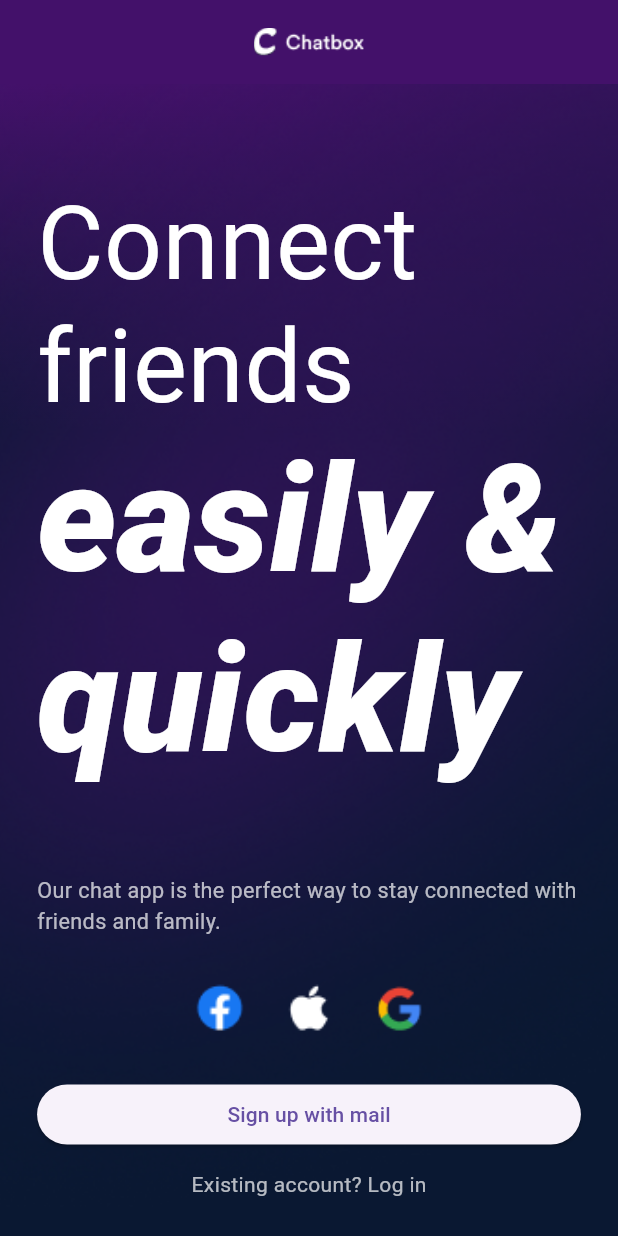
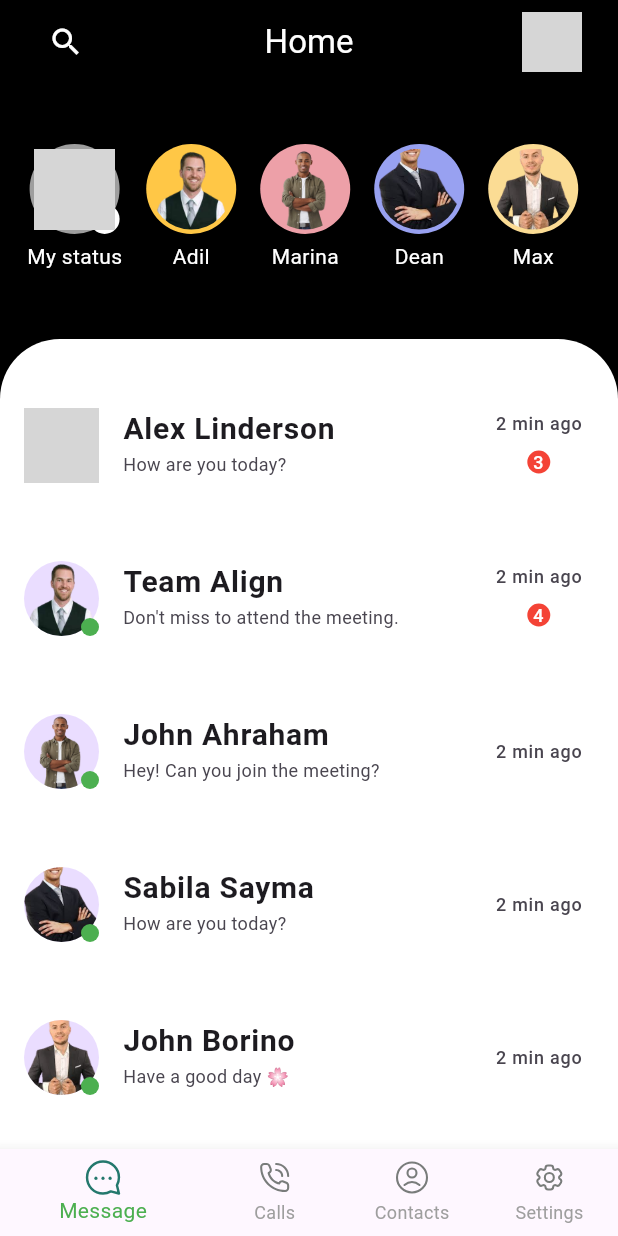
Before and after one commit to Umerjamshaid/Messaging---Chatbox-App-Design--Community-, a Flutter app: the screen it shows after launch, on a phone screen of 412 x 824 dp. Run offline on Flutter 3.47's test engine with Material 3 defaults, Android fonts, the phone set to English and light mode, and no system bars; drawn by our look-alikes of flutter_slidable; our stand-ins replace flutter_svg, icons_plus; Roboto replaces fonts that are missing (Helvetica, caros); grey boxes are pictures that could not be loaded.

Commit message:
update chatapp

```diff
--- /dev/null
+++ b/chatbox/lib/Home.dart
@@ -0,0 +1,336 @@
+  import 'package:chatbox/Message_screen.dart';
+import 'package:flutter/material.dart';
+  import 'package:flutter_slidable/flutter_slidable.dart';
+  import 'package:flutter_svg/flutter_svg.dart';
+
+  class HomeScreen extends StatelessWidget {
+    int bgcolor1 = 0xFFFFC746;
+    int bgcolor2 = 0xFFEDA0A8;
+    int bgcolor3 = 0xFF98A1F1;
+    int bgcolor4 = 0xFFFBDC94;
+    final List<Map<String, dynamic>> chats = [
+      {
+        'name': 'Alex Linderson',
+        'message': 'How are you today?',
+        'time': '2 min ago',
+        'unread': 3,
+        'avatar': 'assets/images/profile-image.png',
+      },
+      {
+        'name': 'Team Align',
+        'message': "Don't miss to attend the meeting.",
+        'time': '2 min ago',
+        'unread': 4,
+        'avatar': 'assets/images/adil.png',
+      },
+      {
+        'name': 'John Ahraham',
+        'message': 'Hey! Can you join the meeting?',
+        'time': '2 min ago',
+        'unread': 0,
+        'avatar': 'assets/images/alex.png',
+      },
+      {
+        'name': 'Sabila Sayma',
+        'message': 'How are you today?',
+        'time': '2 min ago',
+        'unread': 0,
+        'avatar': 'assets/images/dean.png',
+      },
+      {
+        'name': 'John Borino',
+        'message': 'Have a good day 🌸',
+        'time': '2 min ago',
+        'unread': 0,
+        'avatar': 'assets/images/max.png',
+      },
+    ];
+
+    @override
+    Widget build(BuildContext context) {
+      return Scaffold(
+        backgroundColor: Colors.black,
+        appBar: AppBar(
+          backgroundColor: Colors.black,
+          elevation: 0,
+          title: Text('Home', style: TextStyle(color: Colors.white)),
+          centerTitle: true,
+          leading: Padding(
+            padding: const EdgeInsets.only(left: 24),
+            child: IconButton(
+              icon: Icon(Icons.search, color: Colors.white),
+              onPressed: () {},
+            ),
+          ),
+          actions: [
+            Padding(
+              padding: const EdgeInsets.only(right: 24),
+              child: CircleAvatar(
+                backgroundImage: AssetImage('assets/images/profile-image.png'),
+              ),
+            ),
+          ],
+        ),
+        body: Column(
+          children: [
+            Padding(
+              padding: const EdgeInsets.only(top: 30),
+              child: Container(
+                height: 110,
+                padding: const EdgeInsets.symmetric(vertical: 10, horizontal: 10),
+                child: ListView(
+                  scrollDirection: Axis.horizontal,
+                  children: [
+                    storyAvatar(
+                      'My status',
+                      'assets/images/profile-image.png',
+                      showOverlay: true,
+                    ),
+                    storyAvatar(
+                      'Adil',
+                      'assets/images/adil.png',
+                      bgColor: Color(bgcolor1),
+                      showOverlay: false,
+                    ),
+                    storyAvatar(
+                      'Marina',
+                      'assets/images/alex.png',
+                      bgColor: Color(bgcolor2),
+                    ),
+                    storyAvatar(
+                      'Dean',
+                      'assets/images/dean.png',
+                      bgColor: Color(bgcolor3),
+                    ),
+                    storyAvatar(
+                      'Max',
+                      'assets/images/max.png',
+                      bgColor: Color(bgcolor4),
+                      showOverlay: false,
+                    ),
+                  ],
+                ),
+              ),
+            ),
+
+            Expanded(
+              child: Padding(
+                padding: const EdgeInsets.only(top: 30),
+                child: Container(
+                  decoration: BoxDecoration(
+                    color: Colors.white,
+                    borderRadius: BorderRadius.only(
+                      topLeft: Radius.circular(40),
+                      topRight: Radius.circular(40),
+                    ),
+                  ),
+                  child: ListView.builder(
+                    padding: EdgeInsets.only(top: 20),
+                    itemCount: chats.length,
+                    itemBuilder: (context, index) {
+                      var chat = chats[index];
+                      return Padding(
+                        padding: const EdgeInsets.symmetric(
+                          vertical: 15.0,
+                        ), // 👈 gap between tiles
+                        child: Slidable(
+                          key: ValueKey(chat['name']), // Unique key
+                          endActionPane: ActionPane(
+                            motion: const ScrollMotion(),
+                            children: [
+                              // Wrap both buttons in a row to fully control spacing
+                              CustomSlidableAction(
+                                flex: 1,
+                                onPressed: (context) {},
+                                child: Row(
+                                  mainAxisSize: MainAxisSize
+                                      .min, // 👈 Prevents extra spacing
+                                  children: [
+                                    Container(
+                                      width: 30,
+                                      height: 30,
+                                      decoration: const BoxDecoration(
+                                        color: Colors.black,
+                                        shape: BoxShape.circle,
+                                      ),
+                                      child: const Icon(
+                                        Icons.notifications,
+                                        color: Colors.white,
+                                        size: 18,
+                                      ),
+                                    ),
+                                    const SizedBox(
+                                      width: 20,
+                                    ), // 👈 Small spacing between buttons
+                                    Container(
+                                      width: 30,
+                                      height: 30,
+                                      decoration: const BoxDecoration(
+                                        color: Colors.red,
+                                        shape: BoxShape.circle,
+                                      ),
+                                      child: const Icon(
+                                        Icons.delete,
+                                        color: Colors.white,
+                                        size: 18,
+                                      ),
+                                    ),
+                                  ],
+                                ),
+                              ),
+                            ],
+                          ),
+
+                          child: ListTile(
+                            onTap: () {
+                              Navigator.push(
+                                context,
+                                MaterialPageRoute(
+                                  builder: (context) => MessageScreen(
+                                    name: chat['name'],
+                                    avatar: chat['avatar'],
+                                  ),
+                                ),
+                              );
+                            },
+                            leading: Stack(
+                              children: [
+                                CircleAvatar(
+                                  backgroundImage: AssetImage(chat['avatar']),
+                                  radius: 25,
+                                ),
+                                Positioned(
+                                  bottom: 0,
+                                  right: 0,
+                                  child: CircleAvatar(
+                                    backgroundColor: Colors.green,
+                                    radius: 6,
+                                  ),
+                                ),
+                              ],
+                            ),
+                            title: Text(
+                              chat['name'],
+                              style: TextStyle(
+                                fontWeight: FontWeight.bold,
+                                fontSize: 20,
+                              ),
+                            ),
+                            subtitle: Text(
+                              chat['message'],
+                              style: TextStyle(fontSize: 12),
+                            ),
+                            trailing: Column(
+                              mainAxisAlignment: MainAxisAlignment.center,
+                              children: [
+                                Text(
+                                  chat['time'],
+                                  style: TextStyle(fontSize: 12),
+                                ),
+                                if (chat['unread'] > 0)
+                                  Container(
+                                    margin: EdgeInsets.only(top: 5),
+                                    padding: EdgeInsets.all(4),
+                                    decoration: BoxDecoration(
+                                      color: Colors.red,
+                                      shape: BoxShape.circle,
+                                    ),
+                                    child: Text(
+                                      '${chat['unread']}',
+                                      style: TextStyle(
+                                        color: Colors.white,
+                                        fontSize: 12,
+                                      ),
+                                      textAlign: TextAlign.center,
+                                    ),
+                                  ),
+                              ],
+                            ),
+                          ),
+                        ),
+                      );
+                    },
+                  ),
+                ),
+              ),
+            ),
+          ],
+        ),
+        bottomNavigationBar: BottomNavigationBar(
+          selectedItemColor: Colors.green,
+          unselectedItemColor: Colors.grey,
+          showUnselectedLabels: true,
+          items: [
+            BottomNavigationBarItem(
+              icon: SvgPicture.asset('assets/images/message.svg', width: 24, height: 24),
+              label: 'Message',
+            ),
+            BottomNavigationBarItem(
+              icon: SvgPicture.asset('assets/images/Call.svg', width: 24, height: 24),
+              label: 'Calls',
+            ),
+            BottomNavigationBarItem(
+              icon: SvgPicture.asset('assets/images/user.svg', width: 24, height: 24),
+              label: 'Contacts',
+            ),
+            BottomNavigationBarItem(
+              icon: SvgPicture.asset(
+                'assets/images/settings.svg',
+                width: 24,
+                height: 24,
+              ),
+              label: 'Settings',
+            ),
+          ],
+        ),
+      );
+    }
+
+    Widget storyAvatar(
+      String name,
+      String imagePath, {
+      Color bgColor = Colors.grey, // default background color
+      bool showOverlay = false, // optional overlay
+      String overlayIcon = 'assets/images/images/person-icon.png',
+    }) {
+      return Padding(
+        padding: const EdgeInsets.symmetric(horizontal: 8.0),
+        child: Column(
+          children: [
+            Stack(
+              children: [
+                CircleAvatar(
+                  backgroundColor: bgColor,
+                  radius: 30,
+                  child: CircleAvatar(
+                    backgroundImage: AssetImage(imagePath),
+                    radius: 27,
+                    backgroundColor: Colors.transparent,
+                  ),
+                ),
+                if (showOverlay)
+                  Positioned(
+                    top: 40,
+                    right: 0,
+                    child: CircleAvatar(
+                      radius: 10,
+                      backgroundImage: AssetImage('assets/images/Vector.svg'),
+                      backgroundColor: Colors.white,
+                    ),
+                  ),
+              ],
+            ),
+            const SizedBox(height: 5),
+            Flexible(
+              child: Text(
+                name,
+                textAlign: TextAlign.center,
+                style: const TextStyle(color: Colors.white, fontSize: 14),
+                overflow: TextOverflow.ellipsis,
+              ),
+            ),
+          ],
+        ),
+      );
+    }
+  }
--- a/chatbox/lib/main.dart
+++ b/chatbox/lib/main.dart
@@ -1,3 +1,4 @@
+import 'package:chatbox/Home.dart';
 import 'package:chatbox/Splash_Screen.dart';
 import 'package:flutter/material.dart';
 
@@ -13,7 +14,7 @@ class MyApp extends StatelessWidget {
     return MaterialApp(
       title: 'ChatBox',
       theme: ThemeData(fontFamily: 'Helvetica'),
-      home: const SplashScreen(),
+      home: HomeScreen(),
       debugShowCheckedModeBanner: false,
     );
   }
```
Also changed, not shown: chatbox/lib/Message_screen.dart (added, +286 -0 lines), chatbox/pubspec.yaml (+14 -0 lines), chatbox/assets/images/Call.svg (added), chatbox/assets/images/Profile-image.png (added), chatbox/assets/images/Vector.svg (added), chatbox/assets/images/Video.svg (added), chatbox/assets/images/adil.png (added), chatbox/assets/images/alex.png (added), chatbox/assets/images/butt.jpeg (added), chatbox/assets/images/dean.png (added), chatbox/assets/images/m-Call.svg (added), chatbox/assets/images/max.png (added), chatbox/assets/images/message.svg (added), chatbox/assets/images/settings.svg (added), 2 more files.
